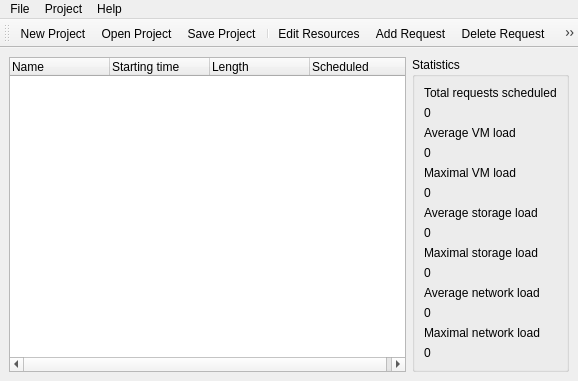
This is DCGUI/Windows/MainWindow.ui in DanielZorin/DataCenters as Qt 5 draws it before an edit. The edited form follows.
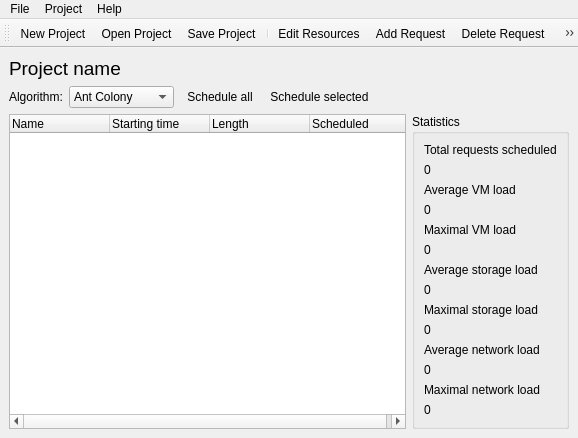
This is the edited form. Icons and pictures are not drawn.

Commit message: Project names, algorithm selector, designus

```diff
--- a/DCGUI/Windows/MainWindow.ui
+++ b/DCGUI/Windows/MainWindow.ui
@@ -7,7 +7,7 @@
     <x>0</x>
     <y>0</y>
     <width>578</width>
-    <height>373</height>
+    <height>437</height>
    </rect>
   </property>
   <property name="sizePolicy">
@@ -43,6 +43,135 @@
     </property>
     <item>
      <layout class="QVBoxLayout" name="verticalLayout">
+      <item>
+       <layout class="QHBoxLayout" name="horizontalLayout_3">
+        <item>
+         <widget class="QLabel" name="projectname">
+          <property name="font">
+           <font>
+            <pointsize>14</pointsize>
+           </font>
+          </property>
+          <property name="text">
+           <string>Project name</string>
+          </property>
+         </widget>
+        </item>
+        <item>
+         <widget class="QPushButton" name="editname">
+          <property name="maximumSize">
+           <size>
+            <width>32</width>
+            <height>16777215</height>
+           </size>
+          </property>
+          <property name="text">
+           <string/>
+          </property>
+          <property name="icon">
+           <iconset resource="resources.qrc">
+            <normaloff>:/pics/pics/page_edit.png</normaloff>:/pics/pics/page_edit.png</iconset>
+          </property>
+          <property name="autoRepeatInterval">
+           <number>100</number>
+          </property>
+          <property name="flat">
+           <bool>true</bool>
+          </property>
+         </widget>
+        </item>
+        <item>
+         <spacer name="horizontalSpacer">
+          <property name="orientation">
+           <enum>Qt::Horizontal</enum>
+          </property>
+          <property name="sizeHint" stdset="0">
+           <size>
+            <width>40</width>
+            <height>20</height>
+           </size>
+          </property>
+         </spacer>
+        </item>
+       </layout>
+      </item>
+      <item>
+       <layout class="QHBoxLayout" name="horizontalLayout_4">
+        <item>
+         <widget class="QLabel" name="label_2">
+          <property name="text">
+           <string>Algorithm:</string>
+          </property>
+         </widget>
+        </item>
+        <item>
+         <widget class="QComboBox" name="comboBox">
+          <property name="minimumSize">
+           <size>
+            <width>100</width>
+            <height>0</height>
+           </size>
+          </property>
+          <item>
+           <property name="text">
+            <string>Ant Colony</string>
+           </property>
+          </item>
+          <item>
+           <property name="text">
+            <string>Centralized</string>
+           </property>
+          </item>
+          <item>
+           <property name="text">
+            <string>Decentralized</string>
+           </property>
+          </item>
+         </widget>
+        </item>
+        <item>
+         <widget class="QPushButton" name="runall">
+          <property name="text">
+           <string>Schedule all</string>
+          </property>
+          <property name="icon">
+           <iconset resource="resources.qrc">
+            <normaloff>:/pics/pics/play.png</normaloff>:/pics/pics/play.png</iconset>
+          </property>
+          <property name="flat">
+           <bool>true</bool>
+          </property>
+         </widget>
+        </item>
+        <item>
+         <widget class="QPushButton" name="runsel">
+          <property name="text">
+           <string>Schedule selected</string>
+          </property>
+          <property name="icon">
+           <iconset resource="resources.qrc">
+            <normaloff>:/pics/pics/fast_forward.png</normaloff>:/pics/pics/fast_forward.png</iconset>
+          </property>
+          <property name="flat">
+           <bool>true</bool>
+          </property>
+         </widget>
+        </item>
+        <item>
+         <spacer name="horizontalSpacer_2">
+          <property name="orientation">
+           <enum>Qt::Horizontal</enum>
+          </property>
+          <property name="sizeHint" stdset="0">
+           <size>
+            <width>40</width>
+            <height>20</height>
+           </size>
+          </property>
+         </spacer>
+        </item>
+       </layout>
+      </item>
       <item>
        <layout class="QHBoxLayout" name="horizontalLayout_2">
         <item>
```
Left out of the diff: 74 changed lines with no effect on the pictures. The commit also changes 4 other files.
